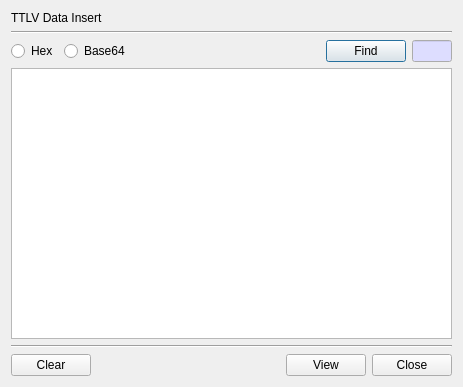
This is BerEditor/decode_ttlv_dlg.ui in jykim74/BerEditor as Qt 5 draws it before an edit. The edited form follows.
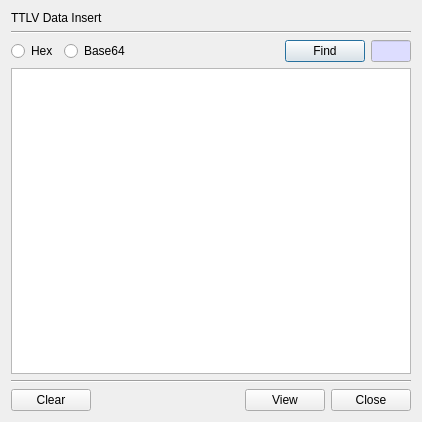
This is the edited form.

Diff of the .ui file:
```diff
--- a/BerEditor/decode_ttlv_dlg.ui
+++ b/BerEditor/decode_ttlv_dlg.ui
@@ -6,8 +6,8 @@
    <rect>
     <x>0</x>
     <y>0</y>
-    <width>463</width>
-    <height>387</height>
+    <width>418</width>
+    <height>422</height>
    </rect>
   </property>
   <property name="windowTitle">
@@ -113,7 +113,14 @@
     </layout>
    </item>
    <item>
-    <widget class="QPlainTextEdit" name="mDataText"/>
+    <widget class="QPlainTextEdit" name="mDataText">
+     <property name="minimumSize">
+      <size>
+       <width>400</width>
+       <height>300</height>
+      </size>
+     </property>
+    </widget>
    </item>
    <item>
     <widget class="Line" name="line">
```
